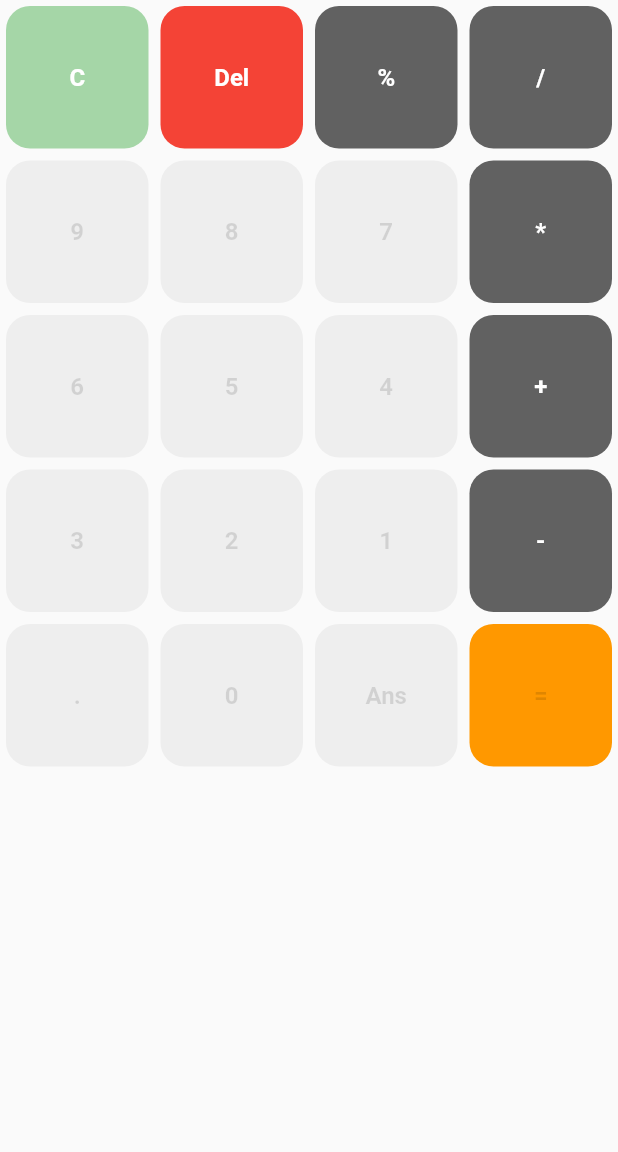
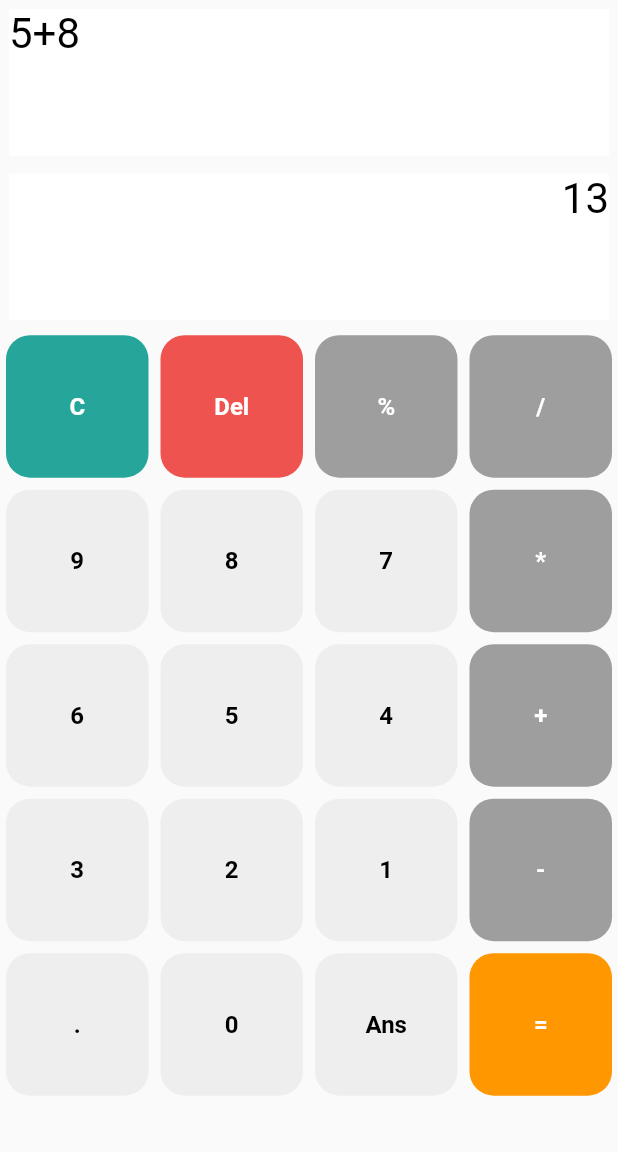
Before and after one commit to s4r4h4mdy0x01/calculator_app, a Flutter app: the screen it shows after launch, on a phone screen of 412 x 824 dp, the part 84-1236 px from its top. Run offline on Flutter 3.47's test engine with Material 2 defaults, Android fonts, the phone set to English and light mode, and no system bars.

Commit message:
add finshed ui

```diff
--- /dev/null
+++ b/lib/const_widget/consts.dart
@@ -0,0 +1,22 @@
+const List<String> kSymbols = [
+  'C',
+  'Del',
+  '%',
+  '/',
+  '9',
+  '8',
+  '7',
+  '*',
+  '6',
+  '5',
+  '4',
+  '+',
+  '3',
+  '2',
+  '1',
+  '-',
+  '.',
+  '0',
+  'Ans',
+  '=',
+];
--- a/lib/views/home_view.dart
+++ b/lib/views/home_view.dart
@@ -1,3 +1,7 @@
+import 'package:calculator_app/const_widget/consts.dart';
+import 'package:calculator_app/widgets/custom_Grid_view.dart';
+import 'package:calculator_app/widgets/custom_item.dart';
+import 'package:calculator_app/widgets/input_output_custom.dart';
 import 'package:flutter/material.dart';
 
 class HomeView extends StatefulWidget {
@@ -8,30 +12,8 @@ class HomeView extends StatefulWidget {
 }
 
 class _HomeViewState extends State<HomeView> {
-  String input = '';
-  String output = '';
-  List<String> symbols = [
-    'C',
-    'Del',
-    '%',
-    '/',
-    '9',
-    '8',
-    '7',
-    '*',
-    '6',
-    '5',
-    '4',
-    '+',
-    '3',
-    '2',
-    '1',
-    '-',
-    '.',
-    '0',
-    'Ans',
-    '=',
-  ];
+  String input = '5+8';
+  String output = '13';
 
   @override
   Widget build(BuildContext context) {
@@ -46,67 +28,24 @@ class _HomeViewState extends State<HomeView> {
           ),
         ],
       ),
-      body: GridView.builder(
-        shrinkWrap: true,
-        itemCount: symbols.length,
-        gridDelegate:
-            const SliverGridDelegateWithFixedCrossAxisCount(crossAxisCount: 4),
-        itemBuilder: (context, index) {
-          return CustomItem(symbol: symbols[index]);
-        },
+      body: Column(
+        children: [
+          Expanded(
+            flex: 1,
+            child: InputOutputItem(
+              text: input,
+            ),
+          ),
+          Expanded(
+            flex: 1,
+            child: InputOutputItem(
+              text: output,
+              textAlign: TextAlign.right,
+            ),
+          ),
+          const Expanded(flex: 5, child: CustomGridView(symbols: kSymbols)),
+        ],
       ),
     );
   }
 }
-
-class CustomItem extends StatelessWidget {
-  const CustomItem({super.key, required this.symbol});
-  final String symbol;
-  @override
-  Widget build(BuildContext context) {
-    return Container(
-      margin: const EdgeInsets.all(4),
-      height: 50,
-      width: 60,
-      decoration: BoxDecoration(
-        borderRadius: BorderRadius.circular(16),
-        color: updateColorContainer(symbol),
-      ),
-      child: Center(
-        child: Text(
-          symbol,
-          style:  TextStyle(
-              color: updateColorText(symbol), fontWeight: FontWeight.bold, fontSize: 16),
-        ),
-      ),
-    );
-  }
-
-  Color updateColorContainer(String s) {
-    if (s == '=') {
-      return Colors.orange.shade500;
-    } else if (s == 'Del') {
-      return Colors.red.shade500;
-    } else if (s == 'C') {
-      return Colors.green.shade200;
-    } else if (s == '/' || s == '*' || s == '-' || s == '+' || s == '%') {
-      return Colors.grey.shade700;
-    } else {
-      return Colors.grey.shade200;
-    }
-  }
-
-  Color updateColorText(String s) {
-    if (s == 'C' ||
-        s == 'Del' ||
-        s == '/' ||
-        s == '*' ||
-        s == '-' ||
-        s == '+' ||
-        s == '%') {
-      return Colors.white;
-    } else {
-      return Colors.black12;
-    }
-  }
-}
--- /dev/null
+++ b/lib/widgets/custom_Grid_view.dart
@@ -0,0 +1,24 @@
+import 'package:calculator_app/widgets/custom_item.dart';
+import 'package:flutter/material.dart';
+
+class CustomGridView extends StatelessWidget {
+  const CustomGridView({
+    super.key,
+    required this.symbols,
+  });
+
+  final List<String> symbols;
+
+  @override
+  Widget build(BuildContext context) {
+    return GridView.builder(
+      shrinkWrap: true,
+      itemCount: symbols.length,
+      gridDelegate:
+          const SliverGridDelegateWithFixedCrossAxisCount(crossAxisCount: 4),
+      itemBuilder: (context, index) {
+        return CustomItem(symbol: symbols[index]);
+      },
+    );
+  }
+}
--- /dev/null
+++ b/lib/widgets/custom_item.dart
@@ -0,0 +1,61 @@
+import 'package:flutter/material.dart';
+
+class CustomItem extends StatelessWidget {
+  const CustomItem({super.key, required this.symbol});
+  final String symbol;
+  @override
+  Widget build(BuildContext context) {
+    return GestureDetector(
+      onTap: () {
+        print('ss');
+      },
+      child: Container(
+        margin: const EdgeInsets.all(4),
+        height: 50,
+        width: 60,
+        decoration: BoxDecoration(
+          borderRadius: BorderRadius.circular(16),
+          color: updateColorContainer(symbol),
+        ),
+        child: Center(
+          child: Text(
+            symbol,
+            style: TextStyle(
+                color: updateColorText(symbol),
+                fontWeight: FontWeight.bold,
+                fontSize: 16),
+          ),
+        ),
+      ),
+    );
+  }
+
+  Color updateColorContainer(String s) {
+    if (s == '=') {
+      return Colors.orange.shade500;
+    } else if (s == 'Del') {
+      return Colors.red.shade400;
+    } else if (s == 'C') {
+      return Colors.teal.shade400;
+    } else if (s == '/' || s == '*' || s == '-' || s == '+' || s == '%') {
+      return Colors.grey.shade500;
+    } else {
+      return Colors.grey.shade200;
+    }
+  }
+
+  Color updateColorText(String s) {
+    if (s == 'C' ||
+        s == 'Del' ||
+        s == '/' ||
+        s == '*' ||
+        s == '-' ||
+        s == '+' ||
+        s == '%' ||
+        s == '=') {
+      return Colors.white;
+    } else {
+      return Colors.black;
+    }
+  }
+}
--- /dev/null
+++ b/lib/widgets/input_output_custom.dart
@@ -0,0 +1,30 @@
+import 'package:flutter/material.dart';
+
+class InputOutputItem extends StatelessWidget {
+  const InputOutputItem({
+    super.key,
+    required this.text,
+    this.textAlign = TextAlign.left,
+  });
+
+  final String text;
+  final TextAlign textAlign;
+
+  @override
+  Widget build(BuildContext context) {
+    return Container(
+      margin: const EdgeInsets.all(6),
+      width: double.infinity,
+      color: Colors.white,
+      //height: 100,
+      child: Text(
+        textAlign: textAlign,
+        text,
+        style: const TextStyle(
+          color: Colors.black,
+          fontSize: 28,
+        ),
+      ),
+    );
+  }
+}
```
